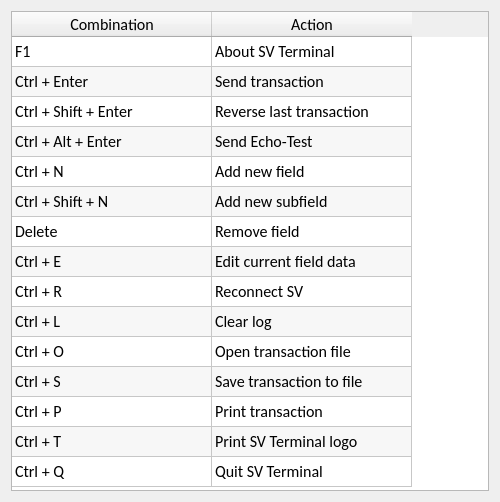
First picture: the form in common/gui/forms/hotkeys.ui, repository FedorIvanov37/sv-terminal, before the edit.
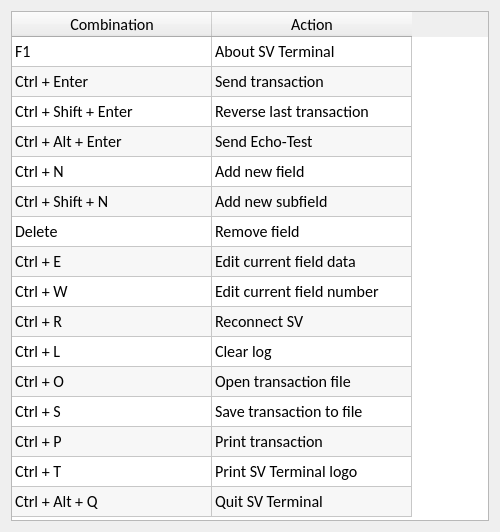
Second picture: the form after the edit.

Commit message: Added Ctrl + Alt + Enter = Echo-Test

Patch:
```diff
--- a/common/gui/forms/hotkeys.ui
+++ b/common/gui/forms/hotkeys.ui
@@ -7,7 +7,7 @@
     <x>0</x>
     <y>0</y>
     <width>500</width>
-    <height>502</height>
+    <height>532</height>
    </rect>
   </property>
   <property name="sizePolicy">
@@ -19,13 +19,13 @@
   <property name="minimumSize">
    <size>
     <width>500</width>
-    <height>502</height>
+    <height>532</height>
    </size>
   </property>
   <property name="maximumSize">
    <size>
     <width>500</width>
-    <height>502</height>
+    <height>532</height>
    </size>
   </property>
   <property name="windowTitle">
@@ -134,6 +134,11 @@
        <string>Ctrl + E</string>
       </property>
      </row>
+     <row>
+      <property name="text">
+       <string>Ctrl + W</string>
+      </property>
+     </row>
      <row>
       <property name="text">
        <string>Ctrl + R</string>
@@ -166,7 +171,7 @@
      </row>
      <row>
       <property name="text">
-       <string>Ctrl + Q</string>
+       <string>Ctrl + Alt + Q</string>
       </property>
      </row>
      <column>
@@ -261,70 +266,80 @@
      </item>
      <item row="8" column="0">
       <property name="text">
-       <string>Ctrl + R</string>
+       <string>Ctrl + W</string>
       </property>
      </item>
      <item row="8" column="1">
       <property name="text">
-       <string>Reconnect SV</string>
+       <string>Edit current field number</string>
       </property>
      </item>
      <item row="9" column="0">
       <property name="text">
-       <string>Ctrl + L</string>
+       <string>Ctrl + R</string>
       </property>
      </item>
      <item row="9" column="1">
       <property name="text">
-       <string>Clear log</string>
+       <string>Reconnect SV</string>
       </property>
      </item>
      <item row="10" column="0">
       <property name="text">
-       <string>Ctrl + O</string>
+       <string>Ctrl + L</string>
       </property>
      </item>
      <item row="10" column="1">
       <property name="text">
-       <string>Open transaction file</string>
+       <string>Clear log</string>
       </property>
      </item>
      <item row="11" column="0">
       <property name="text">
-       <string>Ctrl + S</string>
+       <string>Ctrl + O</string>
       </property>
      </item>
      <item row="11" column="1">
       <property name="text">
-       <string>Save transaction to file</string>
+       <string>Open transaction file</string>
       </property>
      </item>
      <item row="12" column="0">
       <property name="text">
-       <string>Ctrl + P</string>
+       <string>Ctrl + S</string>
       </property>
      </item>
      <item row="12" column="1">
       <property name="text">
-       <string>Print transaction</string>
+       <string>Save transaction to file</string>
       </property>
      </item>
      <item row="13" column="0">
       <property name="text">
-       <string>Ctrl + T</string>
+       <string>Ctrl + P</string>
       </property>
      </item>
      <item row="13" column="1">
       <property name="text">
-       <string>Print SV Terminal logo</string>
+       <string>Print transaction</string>
       </property>
      </item>
      <item row="14" column="0">
       <property name="text">
-       <string>Ctrl + Q</string>
+       <string>Ctrl + T</string>
       </property>
      </item>
      <item row="14" column="1">
+      <property name="text">
+       <string>Print SV Terminal logo</string>
+      </property>
+     </item>
+     <item row="15" column="0">
+      <property name="text">
+       <string>Ctrl + Alt + Q</string>
+      </property>
+     </item>
+     <item row="15" column="1">
       <property name="text">
        <string>Quit SV Terminal</string>
       </property>
```
The commit also changes 7 other files.
